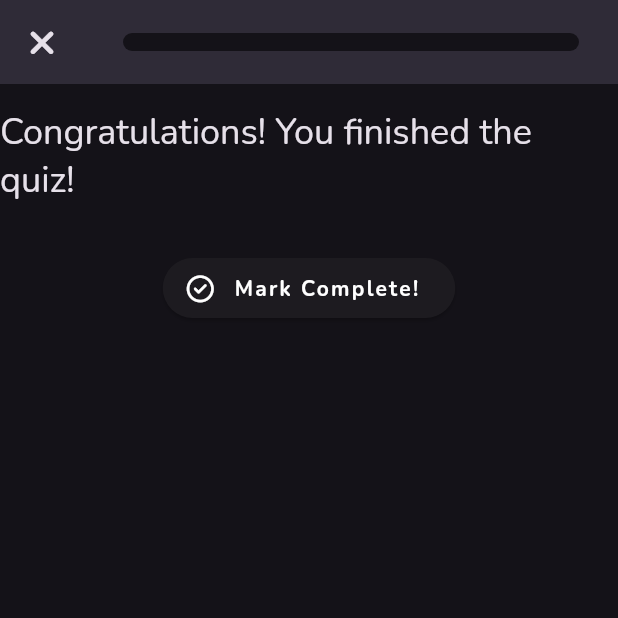
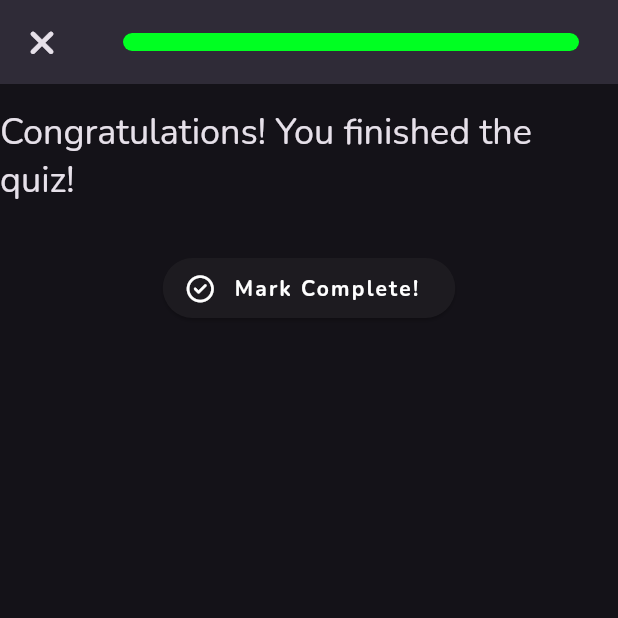
Before and after one commit to JosephFuge/quizapp, a Flutter app: the QuizScreen screen opened directly with empty values, after a tap on "Start Quiz!", on a phone screen of 412 x 824 dp, the top half of it. Run offline on Flutter 3.47's test engine with Material 3 defaults, Android fonts, the phone set to English and light mode, and no system bars; our stand-ins replace cloud_firestore, firebase_auth, firebase_core, flutter_riverpod, font_awesome_flutter, google_fonts and 3 more; accounts and stored records are empty.

Commit message:
Fix progress bar on quiz screens

```diff
--- a/lib/providers/quiz_provider.dart
+++ b/lib/providers/quiz_provider.dart
@@ -7,7 +7,6 @@ import 'package:quizapp/services/models.dart';
 final quizProvider = AsyncNotifierProvider.family.autoDispose<QuizNotifier, Quiz, String>(QuizNotifier.new);
 
 class QuizNotifier extends AutoDisposeFamilyAsyncNotifier<Quiz, String> {
-  double progress = 0.0;
   Option? selected;
   final PageController controller = PageController();
 
@@ -25,6 +24,7 @@ class QuizNotifier extends AutoDisposeFamilyAsyncNotifier<Quiz, String> {
 
   void nextPage() async {
     await controller.nextPage(duration: const Duration(milliseconds: 500), curve: Curves.easeOut);
+    if (state.value != null) {}
   }
 }
 
--- a/lib/views/pages/quiz/quiz_screen.dart
+++ b/lib/views/pages/quiz/quiz_screen.dart
@@ -6,26 +6,27 @@ import 'package:quizapp/services/firestore.dart';
 import 'package:quizapp/services/models.dart';
 import 'package:quizapp/views/components/progress_bar.dart';
 
-class QuizScreen extends StatelessWidget {
+class QuizScreen extends ConsumerStatefulWidget {
   const QuizScreen({required this.quizId, super.key});
   final String quizId;
 
   @override
+  ConsumerState<ConsumerStatefulWidget> createState() => _QuizScreenState();
+}
+
+class _QuizScreenState extends ConsumerState<QuizScreen> {
+  double progress = 0;
+
+  @override
   Widget build(BuildContext context) {
-    return Consumer(
-      builder: (newContext, ref, child) {
-        final quiz = ref.watch(quizProvider(quizId).future);
-        final state = ref.watch(quizProvider(quizId).notifier);
+    final quiz = ref.watch(quizProvider(widget.quizId));
+    final state = ref.watch(quizProvider(widget.quizId).notifier);
 
-        return FutureBuilder<Quiz>(
-            future: quiz,
-            builder: (context, snapshot) {
-              if (!snapshot.hasData) {
-                return const Scaffold(body: CircularProgressIndicator());
-              } else if (snapshot.data != null) {
+    return quiz.when(
+        data: (data) {
           return Scaffold(
             appBar: AppBar(
-                    title: ProgressBar(value: state.progress),
+              title: ProgressBar(value: progress),
               leading: IconButton(
                 icon: const Icon(FontAwesomeIcons.xmark),
                 onPressed: () => Navigator.pop(context),
@@ -37,115 +38,158 @@ class QuizScreen extends StatelessWidget {
                 scrollDirection: Axis.vertical,
                 controller: state.controller,
                 onPageChanged: (index) {
-                        state.progress = index / (snapshot.data!.questions.length + 1);
+                  setState(() {
+                    progress = index / (data.questions.length + 1);
+                  });
                 },
-                      itemCount: snapshot.data!.questions.length + 2,
+                itemCount: data.questions.length + 2,
                 itemBuilder: (_, idx) {
                   if (idx == 0) {
-                          return StartPage(quiz: snapshot.data!);
-                        } else if (idx == snapshot.data!.questions.length + 1) {
-                          return CongratsPage(quiz: snapshot.data!);
+                    return StartPage(quiz: data);
+                  } else if (idx == data.questions.length + 1) {
+                    return CongratsPage(quiz: data);
                   } else {
-                          return QuestionPage(question: snapshot.data!.questions[idx - 1], quizId: quizId);
+                    return QuestionPage(question: data.questions[idx - 1], quizId: widget.quizId);
                   }
                 },
               ),
             ),
           );
-              } else {
-                return Scaffold(
-                  appBar: AppBar(
-                    leading: IconButton(
-                      icon: const Icon(FontAwesomeIcons.xmark),
-                      onPressed: () => Navigator.pop(context),
-                    ),
-                  ),
-                );
-              }
-            });
-
-        // return Center(
-        //   child: switch (quiz) {
-        //     AsyncData(:final value) => Scaffold(
-        //         appBar: AppBar(
-        //           title: ProgressBar(value: state.progress),
-        //           leading: IconButton(
-        //             icon: const Icon(FontAwesomeIcons.xmark),
-        //             onPressed: () => Navigator.pop(context),
-        //           ),
-        //         ),
-        //         body: SafeArea(
-        //           child: PageView.builder(
-        //             physics: const NeverScrollableScrollPhysics(),
-        //             scrollDirection: Axis.vertical,
-        //             controller: state.controller,
-        //             onPageChanged: (index) {
-        //               state.progress = index / (quiz.questions.length + 1);
-        //             },
-        //             itemCount: quiz.questions.length + 2,
-        //             itemBuilder: (_, idx) {
-        //               if (idx == 0) {
-        //                 return StartPage(quiz: quiz);
-        //               } else if (idx == quiz.questions.length + 1) {
-        //                 return CongratsPage(quiz: quiz);
-        //               } else {
-        //                 return QuestionPage(question: quiz.questions[idx - 1]);
-        //               }
-        //             },
-        //           ),
-        //         ),
-        //       ),
-        //     AsyncError() => const Text('Oops, something unexpected happened'),
-        //     _ => const CircularProgressIndicator(),
-        //   },
-        // );
-
-        // if (!snapshot.hasData) {
-        //   return const Scaffold(body: CircularProgressIndicator());
-        // } else if (snapshot.data != null) {
-        //   return Scaffold(
-        //     appBar: AppBar(
-        //       title: ProgressBar(value: state.progress),
-        //       leading: IconButton(
-        //         icon: const Icon(FontAwesomeIcons.xmark),
-        //         onPressed: () => Navigator.pop(context),
-        //       ),
-        //     ),
-        //     body: SafeArea(
-        //       child: PageView.builder(
-        //         physics: const NeverScrollableScrollPhysics(),
-        //         scrollDirection: Axis.vertical,
-        //         controller: state.controller,
-        //         onPageChanged: (index) {
-        //           state.progress = index / (quiz.questions.length + 1);
-        //         },
-        //         itemCount: quiz.questions.length + 2,
-        //         itemBuilder: (_, idx) {
-        //           if (idx == 0) {
-        //             return StartPage(quiz: quiz);
-        //           } else if (idx == quiz.questions.length + 1) {
-        //             return CongratsPage(quiz: quiz);
-        //           } else {
-        //             return QuestionPage(question: quiz.questions[idx - 1]);
-        //           }
-        //         },
-        //       ),
-        //     ),
-        //   );
-        // } else {
-        //   return Scaffold(
-        //     appBar: AppBar(
-        //       leading: IconButton(
-        //         icon: const Icon(FontAwesomeIcons.xmark),
-        //         onPressed: () => Navigator.pop(context),
-        //       ),
-        //     ),
-        //   );
-        // }
         },
-    );
+        error: (_, __) => const Scaffold(body: Text('Error!!! Quiz not found')),
+        loading: () => const Scaffold(body: CircularProgressIndicator()));
   }
 }
+
+// class QuizScreen extends ConsumerWidget {
+//
+//   @override
+//   Widget build(BuildContext context, WidgetRef ref) {
+//     // return FutureBuilder<Quiz>(
+//     //     future: quiz,
+//     //     builder: (context, snapshot) {
+//     //       if (!snapshot.hasData) {
+//     //         return const Scaffold(body: CircularProgressIndicator());
+//     //       } else if (snapshot.data != null) {
+//     //         return Scaffold(
+//     //           appBar: AppBar(
+//     //             title: ProgressBar(value: progress),
+//     //             leading: IconButton(
+//     //               icon: const Icon(FontAwesomeIcons.xmark),
+//     //               onPressed: () => Navigator.pop(context),
+//     //             ),
+//     //           ),
+//     //           body: SafeArea(
+//     //             child: PageView.builder(
+//     //               physics: const NeverScrollableScrollPhysics(),
+//     //               scrollDirection: Axis.vertical,
+//     //               controller: state.controller,
+//     //               onPageChanged: (index) {},
+//     //               itemCount: snapshot.data!.questions.length + 2,
+//     //               itemBuilder: (_, idx) {
+//     //                 if (idx == 0) {
+//     //                   return StartPage(quiz: snapshot.data!);
+//     //                 } else if (idx == snapshot.data!.questions.length + 1) {
+//     //                   return CongratsPage(quiz: snapshot.data!);
+//     //                 } else {
+//     //                   return QuestionPage(question: snapshot.data!.questions[idx - 1], quizId: quizId);
+//     //                 }
+//     //               },
+//     //             ),
+//     //           ),
+//     //         );
+//     //       } else {
+//     //         return Scaffold(
+//     //           appBar: AppBar(
+//     //             leading: IconButton(
+//     //               icon: const Icon(FontAwesomeIcons.xmark),
+//     //               onPressed: () => Navigator.pop(context),
+//     //             ),
+//     //           ),
+//     //         );
+//     //       }
+//     //     });
+//
+//     // return Center(
+//     //   child: switch (quiz) {
+//     //     AsyncData(:final value) => Scaffold(
+//     //         appBar: AppBar(
+//     //           title: ProgressBar(value: state.progress),
+//     //           leading: IconButton(
+//     //             icon: const Icon(FontAwesomeIcons.xmark),
+//     //             onPressed: () => Navigator.pop(context),
+//     //           ),
+//     //         ),
+//     //         body: SafeArea(
+//     //           child: PageView.builder(
+//     //             physics: const NeverScrollableScrollPhysics(),
+//     //             scrollDirection: Axis.vertical,
+//     //             controller: state.controller,
+//     //             onPageChanged: (index) {
+//     //               state.progress = index / (quiz.questions.length + 1);
+//     //             },
+//     //             itemCount: quiz.questions.length + 2,
+//     //             itemBuilder: (_, idx) {
+//     //               if (idx == 0) {
+//     //                 return StartPage(quiz: quiz);
+//     //               } else if (idx == quiz.questions.length + 1) {
+//     //                 return CongratsPage(quiz: quiz);
+//     //               } else {
+//     //                 return QuestionPage(question: quiz.questions[idx - 1]);
+//     //               }
+//     //             },
+//     //           ),
+//     //         ),
+//     //       ),
+//     //     AsyncError() => const Text('Oops, something unexpected happened'),
+//     //     _ => const CircularProgressIndicator(),
+//     //   },
+//     // );
+//
+//     // if (!snapshot.hasData) {
+//     //   return const Scaffold(body: CircularProgressIndicator());
+//     // } else if (snapshot.data != null) {
+//     //   return Scaffold(
+//     //     appBar: AppBar(
+//     //       title: ProgressBar(value: state.progress),
+//     //       leading: IconButton(
+//     //         icon: const Icon(FontAwesomeIcons.xmark),
+//     //         onPressed: () => Navigator.pop(context),
+//     //       ),
+//     //     ),
+//     //     body: SafeArea(
+//     //       child: PageView.builder(
+//     //         physics: const NeverScrollableScrollPhysics(),
+//     //         scrollDirection: Axis.vertical,
+//     //         controller: state.controller,
+//     //         onPageChanged: (index) {
+//     //           state.progress = index / (quiz.questions.length + 1);
+//     //         },
+//     //         itemCount: quiz.questions.length + 2,
+//     //         itemBuilder: (_, idx) {
+//     //           if (idx == 0) {
+//     //             return StartPage(quiz: quiz);
+//     //           } else if (idx == quiz.questions.length + 1) {
+//     //             return CongratsPage(quiz: quiz);
+//     //           } else {
+//     //             return QuestionPage(question: quiz.questions[idx - 1]);
+//     //           }
+//     //         },
+//     //       ),
+//     //     ),
+//     //   );
+//     // } else {
+//     //   return Scaffold(
+//     //     appBar: AppBar(
+//     //       leading: IconButton(
+//     //         icon: const Icon(FontAwesomeIcons.xmark),
+//     //         onPressed: () => Navigator.pop(context),
+//     //       ),
+//     //     ),
+//     //   );
+//     // }
+//   }
+// }
 
 class StartPage extends ConsumerWidget {
   const StartPage({required this.quiz, super.key});
```
Lines whose indentation alone changed are shown as unchanged.
